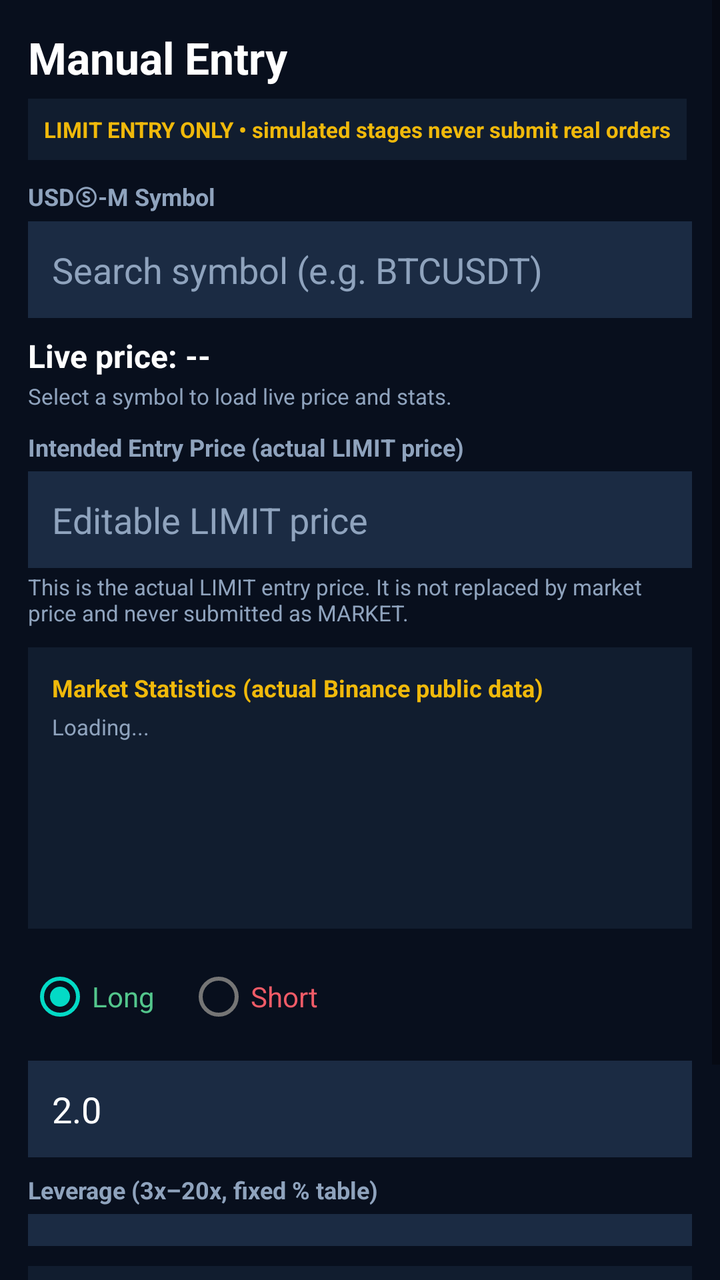
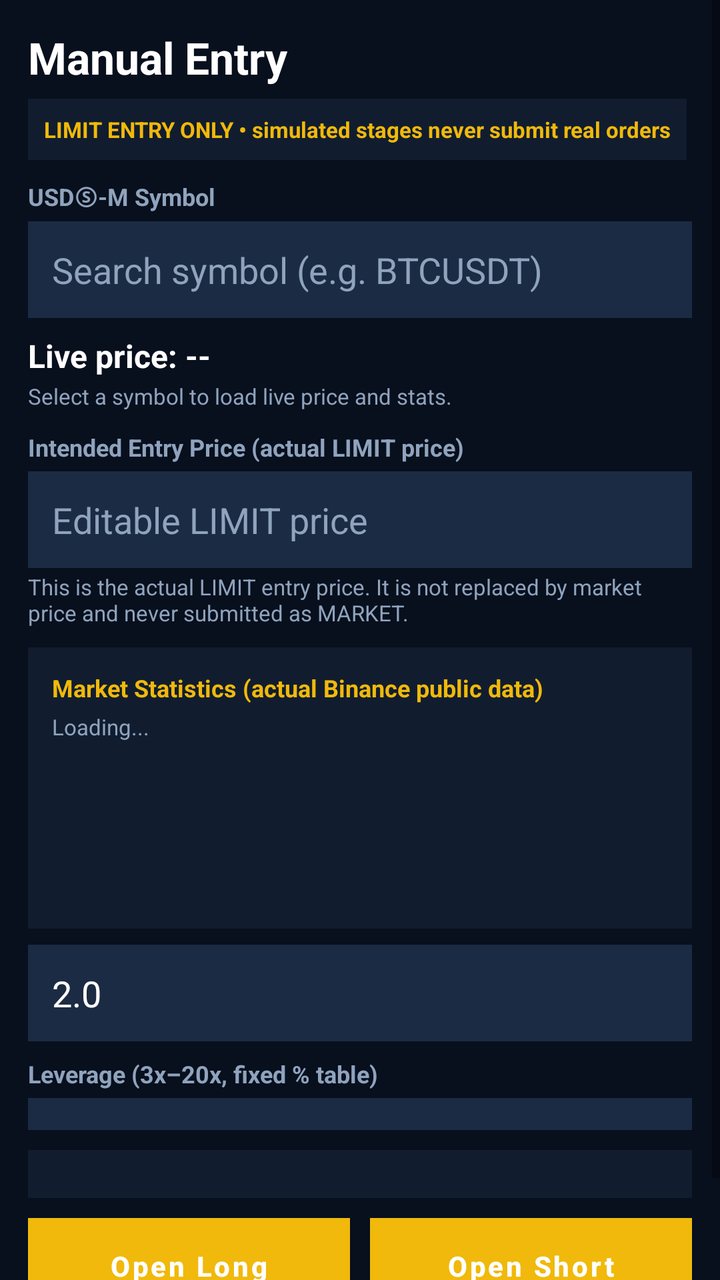

Before-and-after screenshots of an Android layout around one commit, followed by the original layout XML and the change that was made.
<!-- AndroidManifest.xml: application theme Theme.BinanceBot.Dark -->
<!-- res/layout/activity_manual_entry.xml -->
<?xml version="1.0" encoding="utf-8"?>
<ScrollView xmlns:android="http://schemas.android.com/apk/res/android"
    android:layout_width="match_parent"
    android:layout_height="match_parent"
    android:background="@color/bg_primary"
    android:fillViewport="true">

    <LinearLayout
        android:layout_width="match_parent"
        android:layout_height="wrap_content"
        android:orientation="vertical"
        android:padding="14dp">

        <TextView
            android:layout_width="wrap_content"
            android:layout_height="wrap_content"
            android:text="Manual Entry"
            android:textColor="@color/text_primary"
            android:textSize="22sp"
            android:textStyle="bold" />

        <TextView
            android:id="@+id/txtManualModeBadge"
            android:layout_width="wrap_content"
            android:layout_height="wrap_content"
            android:layout_marginTop="6dp"
            android:background="@color/bg_card"
            android:padding="8dp"
            android:text="LIMIT ENTRY ONLY • simulated stages never submit real orders"
            android:textColor="@color/accent_yellow"
            android:textSize="11sp"
            android:textStyle="bold" />

        <TextView
            android:layout_width="wrap_content"
            android:layout_height="wrap_content"
            android:layout_marginTop="10dp"
            android:text="USDⓈ-M Symbol"
            android:textColor="@color/text_muted"
            android:textSize="12sp"
            android:textStyle="bold" />

        <AutoCompleteTextView
            android:id="@+id/actvSymbol"
            android:layout_width="match_parent"
            android:layout_height="wrap_content"
            android:layout_marginTop="4dp"
            android:background="@color/bg_input"
            android:completionThreshold="1"
            android:hint="Search symbol (e.g. BTCUSDT)"
            android:inputType="textCapCharacters"
            android:padding="12dp"
            android:textColor="@color/text_primary"
            android:textColorHint="@color/text_muted" />

        <TextView
            android:id="@+id/txtLivePrice"
            android:layout_width="match_parent"
            android:layout_height="wrap_content"
            android:layout_marginTop="8dp"
            android:text="Live price: --"
            android:textColor="@color/text_primary"
            android:textSize="16sp"
            android:textStyle="bold" />

        <TextView
            android:id="@+id/txtLivePriceStatus"
            android:layout_width="match_parent"
            android:layout_height="wrap_content"
            android:layout_marginTop="2dp"
            android:text="Select a symbol to load live price and stats."
            android:textColor="@color/text_muted"
            android:textSize="11sp" />

        <TextView
            android:layout_width="wrap_content"
            android:layout_height="wrap_content"
            android:layout_marginTop="10dp"
            android:text="Intended Entry Price (actual LIMIT price)"
            android:textColor="@color/text_muted"
            android:textSize="12sp"
            android:textStyle="bold" />

        <EditText
            android:id="@+id/etEntryPrice"
            android:layout_width="match_parent"
            android:layout_height="wrap_content"
            android:layout_marginTop="4dp"
            android:background="@color/bg_input"
            android:hint="Editable LIMIT price"
            android:inputType="numberDecimal"
            android:padding="12dp"
            android:textColor="@color/text_primary"
            android:textColorHint="@color/text_muted" />

        <TextView
            android:id="@+id/txtPriceNote"
            android:layout_width="match_parent"
            android:layout_height="wrap_content"
            android:layout_marginTop="2dp"
            android:text="This is the actual LIMIT entry price. It is not replaced by market price and never submitted as MARKET."
            android:textColor="@color/text_muted"
            android:textSize="11sp" />

        <LinearLayout
            android:id="@+id/boxStats"
            android:layout_width="match_parent"
            android:layout_height="wrap_content"
            android:layout_marginTop="10dp"
            android:background="@color/bg_card"
            android:orientation="vertical"
            android:padding="12dp">

            <TextView
                android:layout_width="wrap_content"
                android:layout_height="wrap_content"
                android:text="Market Statistics (actual Binance public data)"
                android:textColor="@color/accent_yellow"
                android:textSize="12sp"
                android:textStyle="bold" />

            <TextView
                android:id="@+id/txtStatsStatus"
                android:layout_width="match_parent"
                android:layout_height="wrap_content"
                android:layout_marginTop="4dp"
                android:text="Loading..."
                android:textColor="@color/text_muted"
                android:textSize="11sp" />

            <TextView android:id="@+id/txtStats24h" android:layout_width="match_parent" android:layout_height="wrap_content" android:layout_marginTop="6dp" android:textColor="@color/text_primary" android:textSize="12sp" />
            <TextView android:id="@+id/txtStats7d" android:layout_width="match_parent" android:layout_height="wrap_content" android:layout_marginTop="4dp" android:textColor="@color/text_primary" android:textSize="12sp" />
            <TextView android:id="@+id/txtStatsRsi" android:layout_width="match_parent" android:layout_height="wrap_content" android:layout_marginTop="4dp" android:textColor="@color/text_primary" android:textSize="12sp" />
            <TextView android:id="@+id/txtStatsDist" android:layout_width="match_parent" android:layout_height="wrap_content" android:layout_marginTop="4dp" android:textColor="@color/text_muted" android:textSize="11sp" />
        </LinearLayout>

        <RadioGroup
            android:id="@+id/rgDirection"
            android:layout_width="match_parent"
            android:layout_height="wrap_content"
            android:layout_marginTop="10dp"
            android:orientation="horizontal">
            <RadioButton android:id="@+id/rbLong" android:layout_width="wrap_content" android:layout_height="wrap_content" android:checked="true" android:text="Long" android:textColor="@color/green" />
            <RadioButton android:id="@+id/rbShort" android:layout_width="wrap_content" android:layout_height="wrap_content" android:layout_marginStart="16dp" android:text="Short" android:textColor="@color/red" />
        </RadioGroup>

        <EditText
            android:id="@+id/etEntryMargin"
            android:layout_width="match_parent"
            android:layout_height="wrap_content"
            android:layout_marginTop="8dp"
            android:background="@color/bg_input"
            android:hint="Margin (USDT)"
            android:inputType="numberDecimal"
            android:padding="12dp"
            android:text="2.0"
            android:textColor="@color/text_primary"
            android:textColorHint="@color/text_muted" />

        <TextView
            android:layout_width="wrap_content"
            android:layout_height="wrap_content"
            android:layout_marginTop="8dp"
            android:text="Leverage (3x–20x, fixed % table)"
            android:textColor="@color/text_muted"
            android:textSize="12sp"
            android:textStyle="bold" />

        <Spinner
            android:id="@+id/spEntryLeverage"
            android:layout_width="match_parent"
            android:layout_height="wrap_content"
            android:layout_marginTop="4dp"
            android:background="@color/bg_input"
            android:padding="8dp" />

        <TextView
            android:id="@+id/txtEntrySummary"
            android:layout_width="match_parent"
            android:layout_height="wrap_content"
            android:layout_marginTop="10dp"
            android:background="@color/bg_card"
            android:padding="12dp"
            android:textColor="@color/text_primary"
            android:textSize="12sp" />

        <Button
            android:id="@+id/btnSubmitEntry"
            android:layout_width="match_parent"
            android:layout_height="wrap_content"
            android:layout_marginTop="10dp"
            android:background="@color/accent_yellow"
            android:text="Place LIMIT Entry"
            android:textAllCaps="false"
            android:textColor="@color/bg_primary"
            android:textStyle="bold" />

        <TextView
            android:id="@+id/txtManualResult"
            android:layout_width="match_parent"
            android:layout_height="wrap_content"
            android:layout_marginTop="8dp"
            android:textColor="@color/text_muted"
            android:textSize="12sp" />

        
        <Spinner android:id="@+id/spEntrySymbol" android:layout_width="0dp" android:layout_height="0dp" android:visibility="gone" />
    </LinearLayout>
</ScrollView>
<!-- resources referenced by this layout -->
<resources>
  <color name="accent_yellow">#F0B90B</color>
  <color name="bg_card">#111D2F</color>
  <color name="bg_input">#1B2B43</color>
  <color name="bg_primary">#080F1D</color>
  <color name="green">#53C68C</color>
  <color name="red">#F05B67</color>
  <color name="text_muted">#8FA3BD</color>
  <color name="text_primary">#FFFFFF</color>
  <style name="Theme.BinanceBot.Dark" parent="Theme.MaterialComponents.DayNight.NoActionBar">
          <item name="colorPrimary">@color/accent_yellow</item>
          <item name="colorPrimaryVariant">@color/accent_yellow</item>
          <item name="colorOnPrimary">#000000</item>
          <item name="android:windowBackground">@color/bg_primary</item>
          <item name="android:statusBarColor">@color/bg_surface</item>
          <item name="android:navigationBarColor">@color/bg_surface</item>
          <item name="android:textColor">@color/text_primary</item>
      </style>
  <color name="bg_surface">#101B2D</color>
</resources>

<!-- the commit's change to res/layout/activity_manual_entry.xml (unified diff, before → after) -->
@@ -134,15 +134,7 @@
             <TextView android:id="@+id/txtStatsDist" android:layout_width="match_parent" android:layout_height="wrap_content" android:layout_marginTop="4dp" android:textColor="@color/text_muted" android:textSize="11sp" />
         </LinearLayout>
 
-        <RadioGroup
-            android:id="@+id/rgDirection"
-            android:layout_width="match_parent"
-            android:layout_height="wrap_content"
-            android:layout_marginTop="10dp"
-            android:orientation="horizontal">
-            <RadioButton android:id="@+id/rbLong" android:layout_width="wrap_content" android:layout_height="wrap_content" android:checked="true" android:text="Long" android:textColor="@color/green" />
-            <RadioButton android:id="@+id/rbShort" android:layout_width="wrap_content" android:layout_height="wrap_content" android:layout_marginStart="16dp" android:text="Short" android:textColor="@color/red" />
-        </RadioGroup>
+
 
         <EditText
             android:id="@+id/etEntryMargin"
@@ -174,26 +166,47 @@
             android:background="@color/bg_input"
             android:padding="8dp" />
 
-        <TextView
-            android:id="@+id/txtEntrySummary"
+        <LinearLayout
+            android:id="@+id/boxEntrySummary"
             android:layout_width="match_parent"
             android:layout_height="wrap_content"
             android:layout_marginTop="10dp"
             android:background="@color/bg_card"
-            android:padding="12dp"
-            android:textColor="@color/text_primary"
-            android:textSize="12sp" />
-
-        <Button
-            android:id="@+id/btnSubmitEntry"
-            android:layout_width="match_parent"
-            android:layout_height="wrap_content"
-            android:layout_marginTop="10dp"
-            android:background="@color/accent_yellow"
-            android:text="Place LIMIT Entry"
-            android:textAllCaps="false"
-            android:textColor="@color/bg_primary"
-            android:textStyle="bold" />
+            android:orientation="vertical"
+            android:padding="12dp" />
+
+        <LinearLayout
+            android:layout_width="match_parent"
+            android:layout_height="wrap_content"
+            android:layout_marginTop="10dp"
+            android:orientation="horizontal">
+
+            <Button
+                android:id="@+id/btnOpenLong"
+                android:layout_width="0dp"
+                android:layout_height="48dp"
+                android:layout_weight="1"
+                android:background="@color/green"
+                android:text="Open Long"
+                android:textAllCaps="false"
+                android:textColor="@color/white"
+                android:textStyle="bold" />
+
+            <Space
+                android:layout_width="10dp"
+                android:layout_height="1dp" />
+
+            <Button
+                android:id="@+id/btnOpenShort"
+                android:layout_width="0dp"
+                android:layout_height="48dp"
+                android:layout_weight="1"
+                android:background="@color/red"
+                android:text="Open Short"
+                android:textAllCaps="false"
+                android:textColor="@color/white"
+                android:textStyle="bold" />
+        </LinearLayout>
 
         <TextView
             android:id="@+id/txtManualResult"
